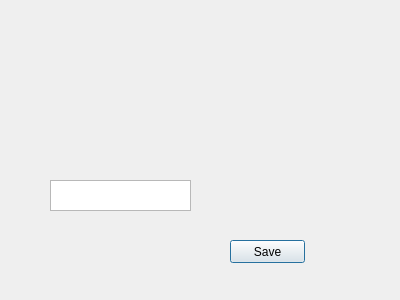
This is server/untitled.ui in ducanhptitb19cn028/Fingerprint-Matching as Qt 5 draws it before an edit. The edited form follows.
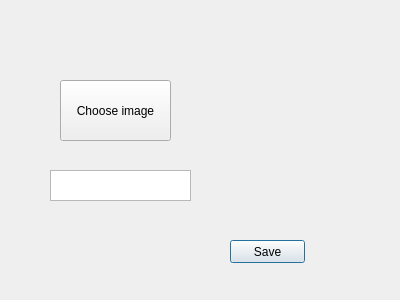
This is the edited form.

```diff
--- a/server/untitled.ui
+++ b/server/untitled.ui
@@ -30,7 +30,7 @@
    <property name="geometry">
     <rect>
      <x>50</x>
-     <y>180</y>
+     <y>170</y>
      <width>141</width>
      <height>31</height>
     </rect>
@@ -40,7 +40,7 @@
    <property name="geometry">
     <rect>
      <x>240</x>
-     <y>60</y>
+     <y>70</y>
      <width>81</width>
      <height>71</height>
     </rect>
@@ -49,6 +49,19 @@
     <string/>
    </property>
   </widget>
+  <widget class="QPushButton" name="pushButton_2">
+   <property name="geometry">
+    <rect>
+     <x>60</x>
+     <y>80</y>
+     <width>111</width>
+     <height>61</height>
+    </rect>
+   </property>
+   <property name="text">
+    <string>Choose image</string>
+   </property>
+  </widget>
  </widget>
  <resources/>
  <connections/>
```
